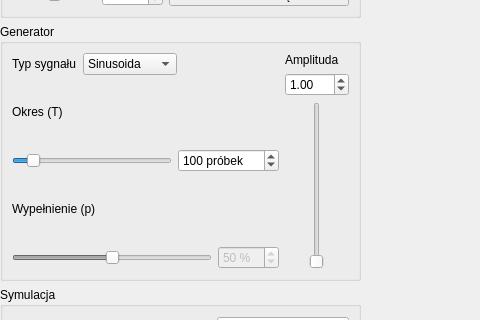
This is mainwindow.ui in KamilWarczekIP/PK-Symulator_UAR as Qt 5 draws it before an edit; both pictures show x 0 to 480 and y 367 to 687 of the 1317 by 842 pixel window. The edited form follows.
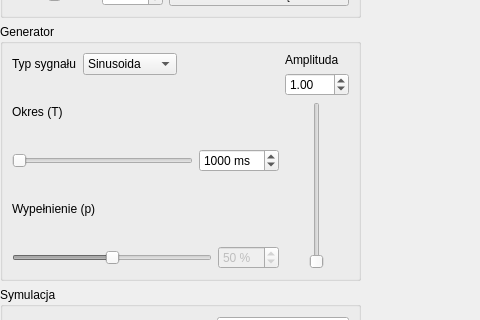
This is the edited form.

```diff
--- a/mainwindow.ui
+++ b/mainwindow.ui
@@ -399,13 +399,19 @@
               <item>
                <widget class="QSlider" name="horizontalSlider_generator_okres">
                 <property name="minimum">
-                 <number>4</number>
+                 <number>200</number>
                 </property>
                 <property name="maximum">
-                 <number>1000</number>
+                 <number>20000</number>
+                </property>
+                <property name="singleStep">
+                 <number>200</number>
+                </property>
+                <property name="pageStep">
+                 <number>200</number>
                 </property>
                 <property name="value">
-                 <number>100</number>
+                 <number>200</number>
                 </property>
                 <property name="orientation">
                  <enum>Qt::Horizontal</enum>
@@ -418,10 +424,10 @@
               <item>
                <widget class="QSpinBox" name="spinBox_generator_okres">
                 <property name="suffix">
-                 <string> próbek</string>
+                 <string> ms</string>
                 </property>
                 <property name="minimum">
-                 <number>2</number>
+                 <number>200</number>
                 </property>
                 <property name="maximum">
                  <number>10000</number>
@@ -430,7 +436,7 @@
                  <enum>QAbstractSpinBox::AdaptiveDecimalStepType</enum>
                 </property>
                 <property name="value">
-                 <number>100</number>
+                 <number>1000</number>
                 </property>
                </widget>
               </item>
```
Left out of the diff: 3 changed lines with no effect on the pictures.
